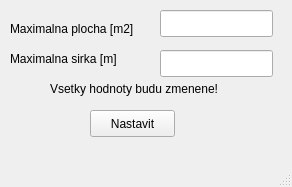
Above: Database/ranges.ui from kasparj/Optimal-Q-GIS before the change. Below: the same form after it.
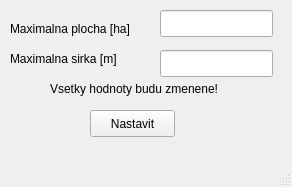
That is the form after the change.

Commit message: kopirovanie atributov pri deleni polygonov

```diff
--- a/Database/ranges.ui
+++ b/Database/ranges.ui
@@ -24,7 +24,7 @@
      </rect>
     </property>
     <property name="text">
-     <string>Maximalna plocha [m2]</string>
+     <string>Maximalna plocha [ha]</string>
     </property>
    </widget>
    <widget class="QLineEdit" name="max_area">
```
The commit also changes 2 other files.
